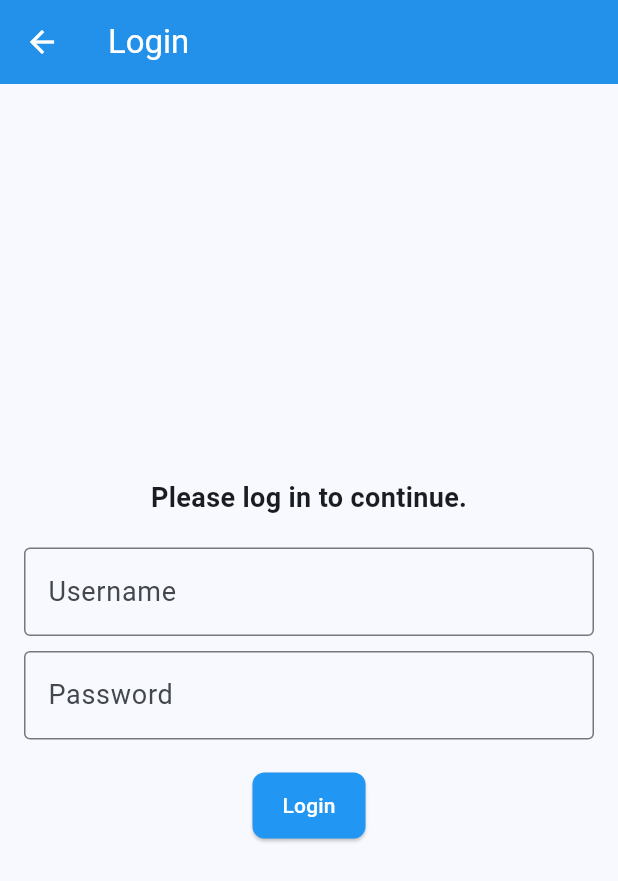
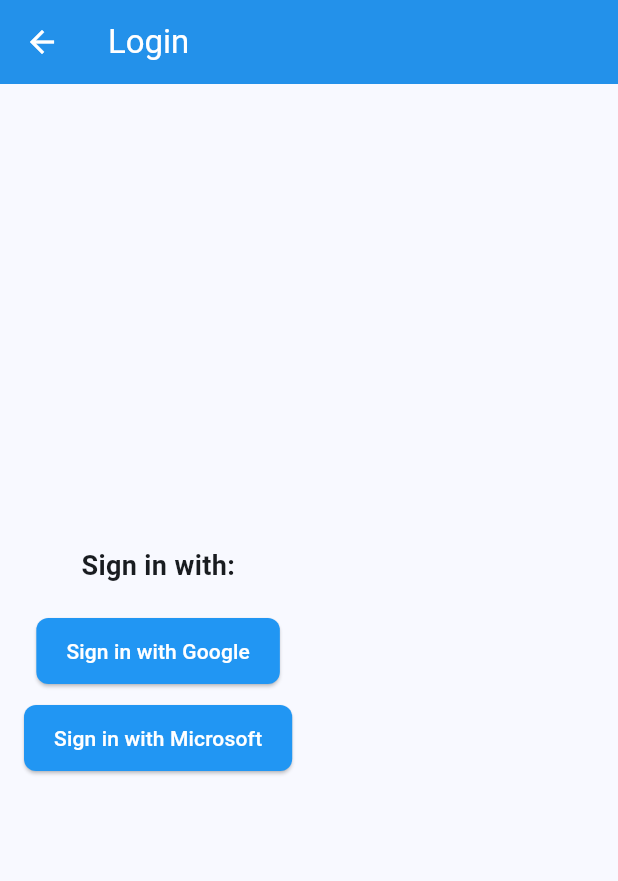
Before and after one commit to OwenAEdwards/SmartParking, a Flutter app: the HomeScreen screen opened directly, after a tap on "Login", on a phone screen of 412 x 824 dp. Shown: the top 881 px of the screen. Run offline on Flutter 3.47's test engine with Material 3 defaults, Android fonts, the phone set to English and light mode, and no system bars; our stand-ins replace flutter_secure_storage, google_sign_in; accounts and stored records are empty.

Commit message:
Frontend OAuth implementation (wip)

```diff
--- a/mobile-ui/lib/routes/app_routes.dart
+++ b/mobile-ui/lib/routes/app_routes.dart
@@ -1,14 +1,18 @@
 import 'package:flutter/material.dart';
+import 'package:provider/provider.dart';
 import 'package:smart_parking/views/home_screen.dart';
 import 'package:smart_parking/views/parking_screen.dart';
 import 'package:smart_parking/views/login_screen.dart';
-import 'package:smart_parking/views/settings_screen.dart';
+import 'package:smart_parking/providers/auth_provider.dart';
 
 class AppRoutes {
   static Map<String, WidgetBuilder> routes = {
-    '/': (context) => const HomeScreen(),
+    '/': (context) {
+      var isAuthenticated =
+          Provider.of<AuthProvider>(context, listen: false).isAuthenticated;
+      return isAuthenticated ? const HomeScreen() : const LoginScreen();
+    },
     '/parking': (context) => const ParkingScreen(),
     '/login': (context) => const LoginScreen(),
-    '/settings': (context) => const SettingsScreen(),
   };
 }
--- a/mobile-ui/lib/views/login_screen.dart
+++ b/mobile-ui/lib/views/login_screen.dart
@@ -1,45 +1,52 @@
 import 'package:flutter/material.dart';
+import 'package:provider/provider.dart';
+import 'package:smart_parking/providers/auth_provider.dart';
 
 class LoginScreen extends StatelessWidget {
   const LoginScreen({super.key});
 
   @override
   Widget build(BuildContext context) {
+    final authProvider = Provider.of<AuthProvider>(context, listen: false);
+
     return Scaffold(
-      appBar: AppBar(
-        title: const Text('Login'),
-      ),
+      appBar: AppBar(title: const Text('Login')),
       body: Padding(
         padding: const EdgeInsets.all(16.0),
         child: Column(
           mainAxisAlignment: MainAxisAlignment.center,
           children: [
             const Text(
-              'Please log in to continue.',
+              'Sign in with:',
               style: TextStyle(fontSize: 18, fontWeight: FontWeight.bold),
             ),
             const SizedBox(height: 20),
-            TextField(
-              decoration: InputDecoration(
-                labelText: 'Username',
-                border: OutlineInputBorder(),
-              ),
+            ElevatedButton(
+              onPressed: () async {
+                bool success = await authProvider.signInWithGoogle();
+                if (success) {
+                  Navigator.pushReplacementNamed(context, '/');
+                } else {
+                  ScaffoldMessenger.of(context).showSnackBar(
+                    const SnackBar(content: Text('Google login failed')),
+                  );
+                }
+              },
+              child: const Text('Sign in with Google'),
             ),
             const SizedBox(height: 10),
-            TextField(
-              decoration: InputDecoration(
-                labelText: 'Password',
-                border: OutlineInputBorder(),
-              ),
-              obscureText: true,
-            ),
-            const SizedBox(height: 20),
             ElevatedButton(
-              onPressed: () {
-                // You should handle the login logic here
-                Navigator.pushReplacementNamed(context, '/');
+              onPressed: () async {
+                bool success = await authProvider.signInWithMicrosoft();
+                if (success) {
+                  Navigator.pushReplacementNamed(context, '/');
+                } else {
+                  ScaffoldMessenger.of(context).showSnackBar(
+                    const SnackBar(content: Text('Microsoft login failed')),
+                  );
+                }
               },
-              child: const Text('Login'),
+              child: const Text('Sign in with Microsoft'),
             ),
           ],
         ),
--- a/mobile-ui/pubspec.yaml
+++ b/mobile-ui/pubspec.yaml
@@ -31,6 +31,9 @@
   flutter:
     sdk: flutter
   provider: ^6.0.0
+  http: ^1.3.0
+  flutter_secure_storage: ^9.2.4
+  google_sign_in: ^6.1.5
 
   # The following adds the Cupertino Icons font to your application.
   # Use with the CupertinoIcons class for iOS style icons.
```
Also changed, not shown: mobile-ui/lib/providers/auth_provider.dart (+38 -7 lines), mobile-ui/lib/services/api_service.dart (+36 -0 lines), mobile-ui/pubspec.lock, 12 other files.
